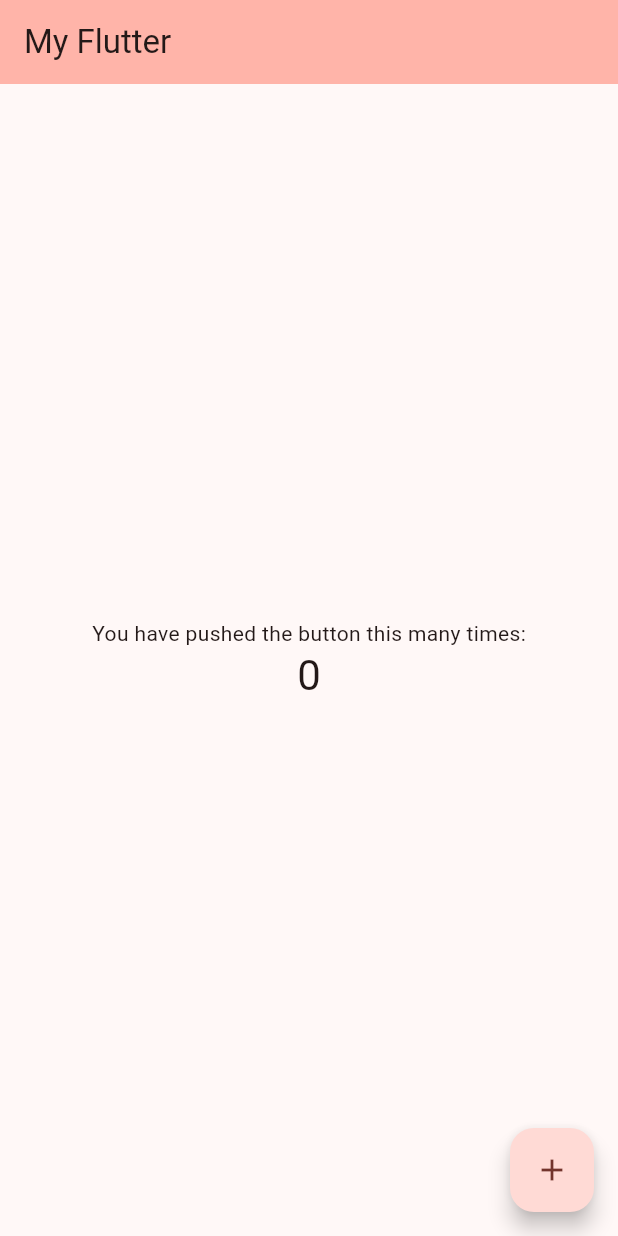
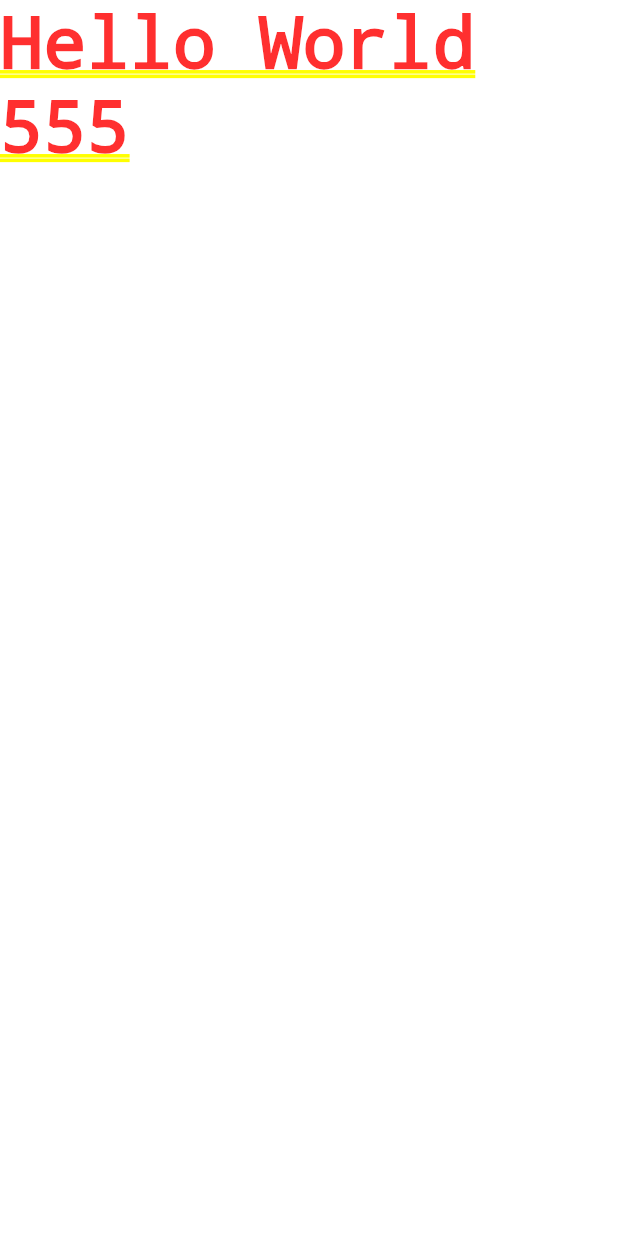
Before and after one commit to Machinekiller888/flutter_application_2, a Flutter app: the screen it shows after launch, on a phone screen of 412 x 824 dp. Run offline on Flutter 3.47's test engine with Material 3 defaults, Android fonts, the phone set to English and light mode, and no system bars.

Commit message:
เพิ่ม Home

```diff
--- a/lib/main.dart
+++ b/lib/main.dart
@@ -14,10 +14,10 @@ class MyApp extends StatelessWidget {
     return MaterialApp(
       title: 'Flutter Demo',
       theme: ThemeData(
-        colorScheme: ColorScheme.fromSeed(seedColor: Colors.red),
+        colorScheme: ColorScheme.fromSeed(seedColor: Colors.red.shade200),
         useMaterial3: true,
       ),
-      home: const MyHomePage(title: 'My Flutter'),
+      home: const MyHomePage(),
     );
   }
 }
--- a/lib/screen/my_home.dart
+++ b/lib/screen/my_home.dart
@@ -1,64 +1,10 @@
 import 'package:flutter/material.dart';
 
-class MyHomePage extends StatefulWidget {
-  const MyHomePage({super.key, required this.title});
-  final String title;
-
-  @override
-  State<MyHomePage> createState() => _MyHomePageState();
-}
-
-class _MyHomePageState extends State<MyHomePage> {
-  int _counter = 0;
-
-  void _incrementCounter() {
-    setState(() {
-         _counter++;
-    });
-  }
+class MyHomePage extends StatelessWidget {
+  const MyHomePage({super.key});
 
   @override
   Widget build(BuildContext context) {
-       return Scaffold(
-      appBar: AppBar(
-
-        backgroundColor: Theme.of(context).colorScheme.inversePrimary,
-
-        title: Text(widget.title),
-      ),
-      body: Center(
-
-        child: Column(
-          // Column is also a layout widget. It takes a list of children and
-          // arranges them vertically. By default, it sizes itself to fit its
-          // children horizontally, and tries to be as tall as its parent.
-          //
-          // Column has various properties to control how it sizes itself and
-          // how it positions its children. Here we use mainAxisAlignment to
-          // center the children vertically; the main axis here is the vertical
-          // axis because Columns are vertical (the cross axis would be
-          // horizontal).
-          //
-          // TRY THIS: Invoke "debug painting" (choose the "Toggle Debug Paint"
-          // action in the IDE, or press "p" in the console), to see the
-          // wireframe for each widget.
-          mainAxisAlignment: MainAxisAlignment.center,
-          children: <Widget>[
-            const Text(
-              'You have pushed the button this many times:',
-            ),
-            Text(
-              '$_counter',
-              style: Theme.of(context).textTheme.headlineMedium,
-            ),
-          ],
-        ),
-      ),
-      floatingActionButton: FloatingActionButton(
-        onPressed: _incrementCounter,
-        tooltip: 'Increment',
-        child: const Icon(Icons.add),
-      ), // This trailing comma makes auto-formatting nicer for build methods.
-    );
+    return const Text("Hello World 555");
   }
 }
```
